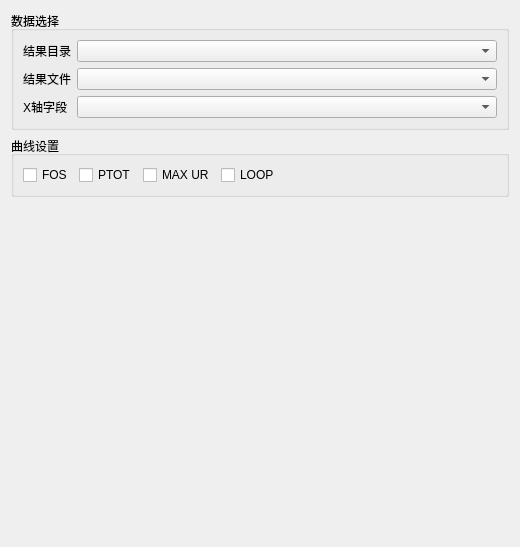
Qt form plugins/Base_PostProcessing/CurveSettingsWidget.ui (asd977/base_cae) before a commit.
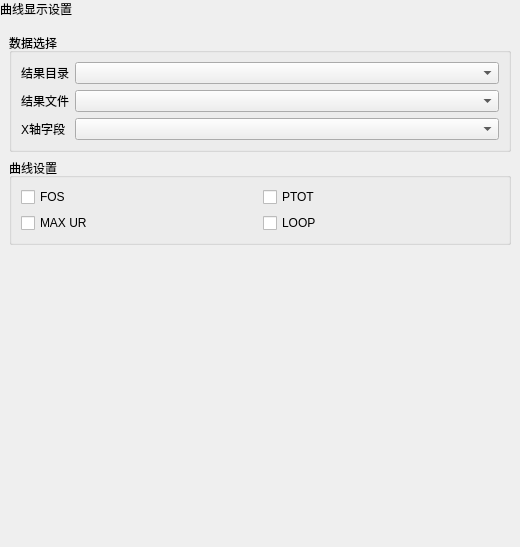
The same form after that commit.

Patch:
```diff
--- a/plugins/Base_PostProcessing/CurveSettingsWidget.ui
+++ b/plugins/Base_PostProcessing/CurveSettingsWidget.ui
@@ -14,6 +14,48 @@
    <string>曲线设置</string>
   </property>
   <layout class="QVBoxLayout" name="verticalLayout">
+   <property name="leftMargin">
+    <number>0</number>
+   </property>
+   <property name="topMargin">
+    <number>0</number>
+   </property>
+   <property name="rightMargin">
+    <number>0</number>
+   </property>
+   <property name="bottomMargin">
+    <number>0</number>
+   </property>
+   <item>
+    <widget class="QLabel" name="pageHeaderLabel">
+     <property name="sizePolicy">
+      <sizepolicy hsizetype="Preferred" vsizetype="Fixed">
+       <horstretch>0</horstretch>
+       <verstretch>0</verstretch>
+      </sizepolicy>
+     </property>
+     <property name="text">
+      <string>曲线显示设置</string>
+     </property>
+    </widget>
+   </item>
+   <item>
+    <layout class="QVBoxLayout" name="contentLayout">
+     <property name="leftMargin">
+      <number>9</number>
+     </property>
+     <property name="topMargin">
+      <number>9</number>
+     </property>
+     <property name="rightMargin">
+      <number>9</number>
+     </property>
+     <property name="bottomMargin">
+      <number>9</number>
+     </property>
+     <property name="spacing">
+      <number>6</number>
+     </property>
    <item>
     <widget class="QGroupBox" name="groupBoxData">
      <property name="title">
@@ -28,7 +70,14 @@
        </widget>
       </item>
       <item row="0" column="1">
-       <widget class="QComboBox" name="resultDirComboBox"/>
+         <widget class="QComboBox" name="resultDirComboBox">
+          <property name="minimumSize">
+           <size>
+            <width>10</width>
+            <height>0</height>
+           </size>
+          </property>
+         </widget>
       </item>
       <item row="1" column="0">
        <widget class="QLabel" name="labelFile">
@@ -38,7 +87,14 @@
        </widget>
       </item>
       <item row="1" column="1">
-       <widget class="QComboBox" name="fileComboBox"/>
+         <widget class="QComboBox" name="fileComboBox">
+          <property name="minimumSize">
+           <size>
+            <width>10</width>
+            <height>0</height>
+           </size>
+          </property>
+         </widget>
       </item>
       <item row="2" column="0">
        <widget class="QLabel" name="labelXField">
@@ -48,7 +104,14 @@
        </widget>
       </item>
       <item row="2" column="1">
-       <widget class="QComboBox" name="xFieldComboBox"/>
+         <widget class="QComboBox" name="xFieldComboBox">
+          <property name="minimumSize">
+           <size>
+            <width>10</width>
+            <height>0</height>
+           </size>
+          </property>
+         </widget>
       </item>
      </layout>
     </widget>
@@ -58,7 +121,9 @@
      <property name="title">
       <string>曲线设置</string>
      </property>
-     <layout class="QHBoxLayout" name="horizontalLayoutSeries">
+       <layout class="QVBoxLayout" name="horizontalLayoutSeries">
+        <item>
+         <layout class="QHBoxLayout" name="seriesRow1">
       <item>
        <widget class="QCheckBox" name="fosCheckBox">
         <property name="text">
@@ -73,6 +138,10 @@
         </property>
        </widget>
       </item>
+         </layout>
+        </item>
+        <item>
+         <layout class="QHBoxLayout" name="seriesRow2">
       <item>
        <widget class="QCheckBox" name="maxUrCheckBox">
         <property name="text">
@@ -87,18 +156,7 @@
         </property>
        </widget>
       </item>
-      <item>
-       <spacer name="horizontalSpacer">
-        <property name="orientation">
-         <enum>Qt::Horizontal</enum>
-        </property>
-        <property name="sizeHint" stdset="0">
-         <size>
-          <width>40</width>
-          <height>20</height>
-         </size>
-        </property>
-       </spacer>
+         </layout>
       </item>
      </layout>
     </widget>
@@ -117,6 +175,8 @@
     </spacer>
    </item>
   </layout>
+   </item>
+  </layout>
  </widget>
  <resources/>
  <connections/>
```
Left out of the diff: 6 changed lines with no effect on the pictures. Lines whose indentation alone changed are shown as unchanged.
